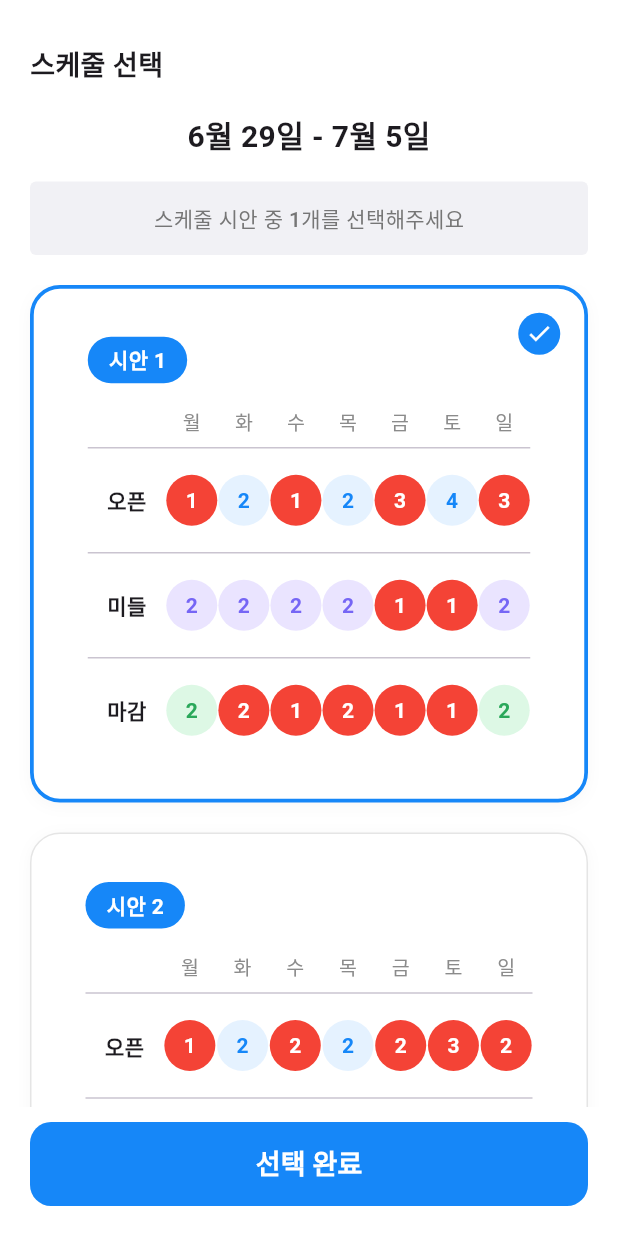
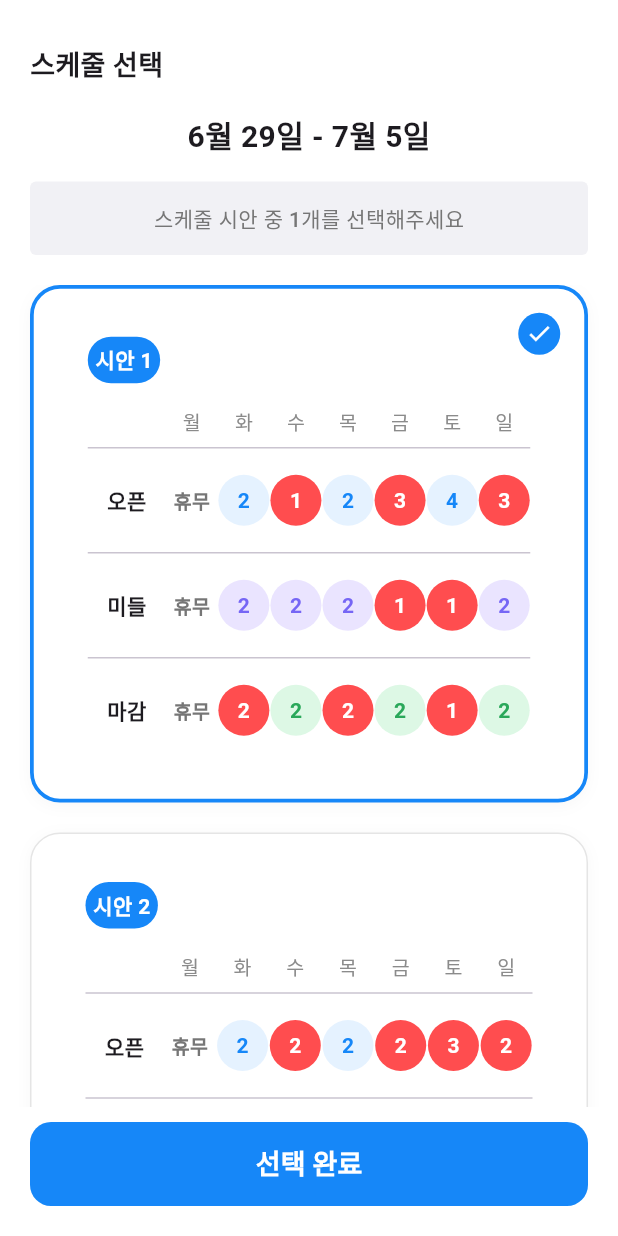
Before and after one commit to swyp-team5/frontend, a Flutter app: the RSelectAutoSchedulePage screen opened directly, on a phone screen of 412 x 824 dp. Run offline on Flutter 3.47's test engine with Material 3 defaults, Android fonts, the phone set to English and light mode, and no system bars; our stand-ins replace flutter_riverpod, image_picker, shared_preferences, table_calendar; missing offline and left inert: flutter_inappwebview, photo_manager; accounts and stored records are empty.

Commit message:
test: [자동 스케줄 휴무일 더미데이터 추가]

```diff
--- a/lib/employer/home/autoschedule/RSelectAutoSchedulePage.dart
+++ b/lib/employer/home/autoschedule/RSelectAutoSchedulePage.dart
@@ -27,7 +27,7 @@ class _RSelectAutoSchedulePageState
       ScheduleScenario(
         title: "시안 1",
         open: const [
-          ShiftCount(required: 2, available: 1,),
+          ShiftCount(required: 2, available: 1, isOff: true), // 월요일 휴무
           ShiftCount(required: 2, available: 2,),
           ShiftCount(required: 2, available: 1,),
           ShiftCount(required: 2, available: 2,),
@@ -36,7 +36,7 @@ class _RSelectAutoSchedulePageState
           ShiftCount(required: 4, available: 3,),
         ],
         middle: const [
-          ShiftCount(required: 2, available: 2,),
+          ShiftCount(required: 2, available: 2, isOff: true), // 월요일 휴무
           ShiftCount(required: 2, available: 2,),
           ShiftCount(required: 2, available: 2,),
           ShiftCount(required: 2, available: 2,),
@@ -45,11 +45,11 @@ class _RSelectAutoSchedulePageState
           ShiftCount(required: 2, available: 2,),
         ],
         close: const [
+          ShiftCount(required: 2, available: 2, isOff: true), // 월요일 휴무
+          ShiftCount(required: 3, available: 2,),
           ShiftCount(required: 2, available: 2,),
           ShiftCount(required: 3, available: 2,),
-          ShiftCount(required: 2, available: 1,),
-          ShiftCount(required: 3, available: 2,),
-          ShiftCount(required: 2, available: 1,),
+          ShiftCount(required: 2, available: 2,),
           ShiftCount(required: 2, available: 1,),
           ShiftCount(required: 2, available: 2,),
         ],
@@ -59,7 +59,7 @@ class _RSelectAutoSchedulePageState
       ScheduleScenario(
         title: "시안 2",
         open: const [
-          ShiftCount(required: 2, available: 1,),
+          ShiftCount(required: 2, available: 1, isOff: true), // 월요일 휴무
           ShiftCount(required: 2, available: 2,),
           ShiftCount(required: 3, available: 2,),
           ShiftCount(required: 2, available: 2,),
@@ -68,7 +68,7 @@ class _RSelectAutoSchedulePageState
           ShiftCount(required: 4, available: 2,),
         ],
         middle: const [
-          ShiftCount(required: 2, available: 1,),
+          ShiftCount(required: 2, available: 1, isOff: true), // 월요일 휴무
           ShiftCount(required: 2, available: 2,),
           ShiftCount(required: 2, available: 1,),
           ShiftCount(required: 2, available: 2,),
@@ -77,7 +77,7 @@ class _RSelectAutoSchedulePageState
           ShiftCount(required: 2, available: 2,),
         ],
         close: const [
-          ShiftCount(required: 2, available: 1,),
+          ShiftCount(required: 2, available: 1, isOff: true), // 월요일 휴무
           ShiftCount(required: 2, available: 2,),
           ShiftCount(required: 2, available: 1,),
           ShiftCount(required: 2, available: 2,),
@@ -91,7 +91,7 @@ class _RSelectAutoSchedulePageState
       ScheduleScenario(
         title: "시안 3",
         open: const [
-          ShiftCount(required: 2, available: 1,),
+          ShiftCount(required: 2, available: 1, isOff: true), // 월요일 휴무
           ShiftCount(required: 2, available: 2,),
           ShiftCount(required: 2, available: 1,),
           ShiftCount(required: 2, available: 2,),
@@ -100,7 +100,7 @@ class _RSelectAutoSchedulePageState
           ShiftCount(required: 2, available: 2,),
         ],
         middle: const [
-          ShiftCount(required: 2, available: 1,),
+          ShiftCount(required: 2, available: 1, isOff: true), // 월요일 휴무
           ShiftCount(required: 2, available: 2,),
           ShiftCount(required: 2, available: 1,),
           ShiftCount(required: 2, available: 2,),
@@ -109,7 +109,7 @@ class _RSelectAutoSchedulePageState
           ShiftCount(required: 2, available: 2,),
         ],
         close: const [
-          ShiftCount(required: 2, available: 1,),
+          ShiftCount(required: 2, available: 1, isOff: true), // 월요일 휴무
           ShiftCount(required: 2, available: 2,),
           ShiftCount(required: 2, available: 1,),
           ShiftCount(required: 2, available: 2,),
@@ -123,7 +123,7 @@ class _RSelectAutoSchedulePageState
       ScheduleScenario(
         title: "시안 4",
         open: const [
-          ShiftCount(required: 2, available: 1,),
+          ShiftCount(required: 2, available: 1, isOff: true), // 월요일 휴무
           ShiftCount(required: 2, available: 2,),
           ShiftCount(required: 2, available: 1,),
           ShiftCount(required: 2, available: 2,),
@@ -132,7 +132,7 @@ class _RSelectAutoSchedulePageState
           ShiftCount(required: 2, available: 2,),
         ],
         middle: const [
-          ShiftCount(required: 2, available: 1,),
+          ShiftCount(required: 2, available: 1, isOff: true), // 월요일 휴무
           ShiftCount(required: 2, available: 2,),
           ShiftCount(required: 2, available: 1,),
           ShiftCount(required: 2, available: 2,),
@@ -141,7 +141,7 @@ class _RSelectAutoSchedulePageState
           ShiftCount(required: 2, available: 2,),
         ],
         close: const [
-          ShiftCount(required: 2, available: 1,),
+          ShiftCount(required: 2, available: 1, isOff: true), // 월요일 휴무
           ShiftCount(required: 2, available: 2,),
           ShiftCount(required: 2, available: 1,),
           ShiftCount(required: 2, available: 2,),
--- a/lib/employer/home/autoschedule/models/ShiftCount.dart
+++ b/lib/employer/home/autoschedule/models/ShiftCount.dart
@@ -5,9 +5,13 @@ class ShiftCount {
   /// 실제 배치 가능한 인원
   final int available;
 
+  /// 휴무 여부
+  final bool isOff;
+
   const ShiftCount({
     required this.required,
     required this.available,
+    this.isOff = false,
   });
 
   /// 부족 여부
--- a/lib/employer/home/autoschedule/widgets/RCalendarRow.dart
+++ b/lib/employer/home/autoschedule/widgets/RCalendarRow.dart
@@ -36,7 +36,7 @@ class RCalendarRow extends StatelessWidget {
         children: [
           Container(
             padding: const EdgeInsets.symmetric(
-              horizontal: 14,
+              horizontal: 5,
               vertical: 5,
             ),
             decoration: BoxDecoration(
@@ -72,15 +72,7 @@ class RCalendarRow extends StatelessWidget {
                           color: Color(0xFF8B8B8B),
                           fontWeight: FontWeight.w500,
                         ),
-                      ),
-                      // const SizedBox(height: 4),
-                      // Text(
-                      //   "${day.month}/${day.day}",
-                      //   style: const TextStyle(
-                      //     fontSize: 15,
-                      //     fontWeight: FontWeight.w600,
-                      //   ),
-                      // ),
+                      )
                     ],
                   ),
                 );
--- a/lib/employer/home/autoschedule/widgets/RShiftRow.dart
+++ b/lib/employer/home/autoschedule/widgets/RShiftRow.dart
@@ -32,13 +32,22 @@ class RShiftRow extends StatelessWidget {
           ...counts.map(
                 (e) => Expanded(
               child: Center(
-                child: Container(
+                child: e.isOff
+                    ? const Text(
+                  "휴무",
+                  style: TextStyle(
+                    fontSize: 13,
+                    fontWeight: FontWeight.w600,
+                    color: Color(0xFF767676),
+                  ),
+                )
+                    : Container(
                   width: 34,
                   height: 34,
                   decoration: BoxDecoration(
                     shape: BoxShape.circle,
                     color: e.shortage
-                        ? Colors.red
+                        ? const Color(0xFFFF4D4F)
                         : _backgroundColor(title),
                   ),
                   alignment: Alignment.center,
@@ -54,7 +63,7 @@ class RShiftRow extends StatelessWidget {
                 ),
               ),
             ),
-          )
+          ),
         ],
       ),
     );
```
